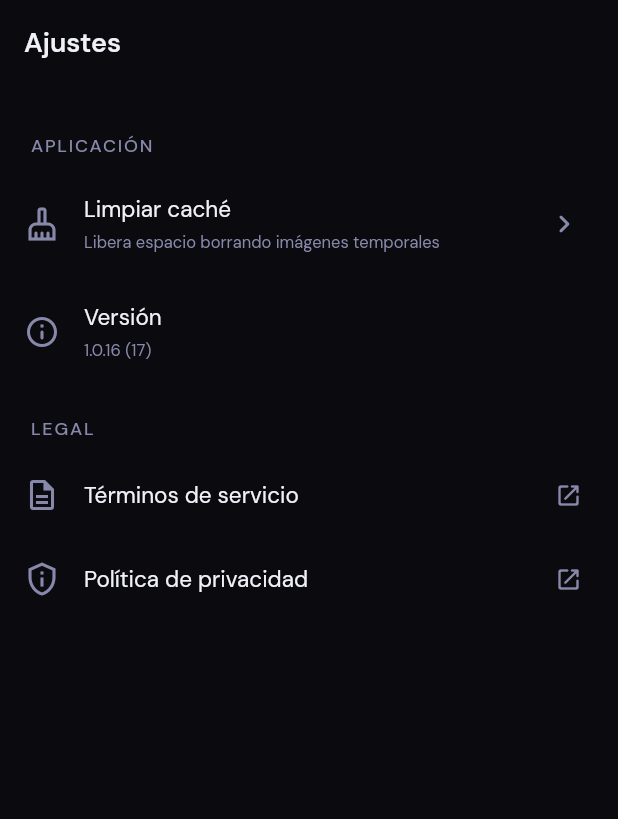
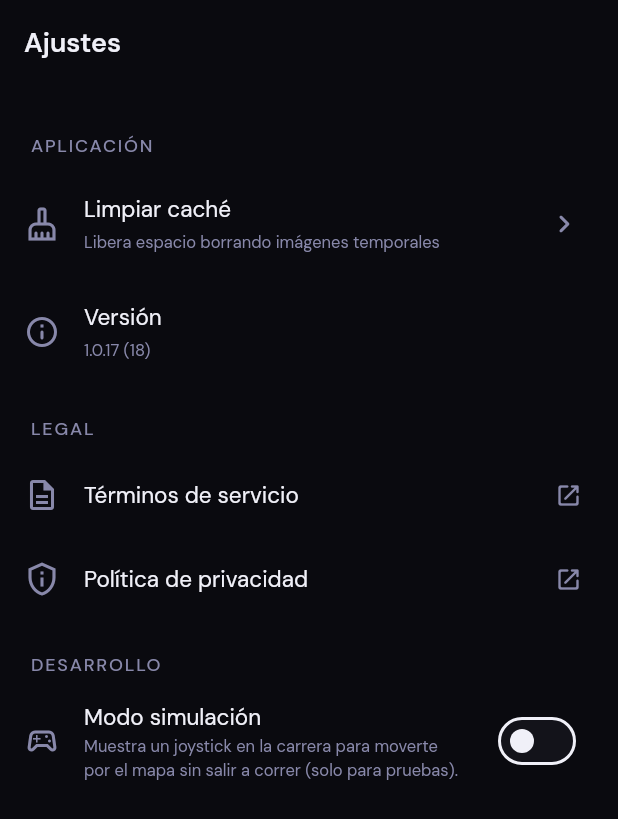
Before and after one commit to jacobo97pd/TrazosApp, a Flutter app: the SettingsScreen screen opened by its route, on a phone screen of 412 x 824 dp. Shown: the top 819 px of the screen. Run offline on Flutter 3.47's test engine with Material 3 defaults, Android fonts, the phone set to English and light mode, and no system bars; our stand-ins replace app_links, cached_network_image, cloud_firestore, cloud_functions, confetti, equatable and 16 more; missing offline and left inert: apple_maps_flutter; accounts and stored records are empty.

Commit message:
Make GPS simulator a runtime toggle (works in release)
Antes el simulador estaba atado a kDebugMode, asi que no aparecia en la
build de TestFlight (release). Ahora es un interruptor en Ajustes ->
"Modo simulacion", apagado por defecto y persistido. Asi el usuario puede
activarlo en su iPhone para probar el flujo de carrera, y los testers/Play
siguen con GPS real por defecto.

- location_simulator: LocationSimulator.enabled + load()/setEnabled()
  persistidos; kSimulateLocation pasa a getter runtime.
- main: carga el estado al arrancar.
- settings_screen: seccion "Desarrollo" con el switch.
- Bump 1.0.17+18.

Co-Authored-By: Claude Opus 4.8 <noreply@anthropic.com>

```diff
--- a/lib/main.dart
+++ b/lib/main.dart
@@ -7,6 +7,7 @@ import 'package:flutter_riverpod/flutter_riverpod.dart';
 import 'firebase_options.dart';
 import 'core/router.dart';
 import 'core/theme.dart';
+import 'dev/location_simulator.dart';
 import 'providers/auth_provider.dart';
 import 'services/notification_service.dart';
 import 'services/strava_service.dart';
@@ -46,6 +47,9 @@ Future<void> main() async {
   );
 
   FirebaseMessaging.onBackgroundMessage(_firebaseMessagingBackgroundHandler);
+
+  // Estado del modo simulación (Ajustes → Modo simulación), apagado por defecto.
+  await LocationSimulator.load();
 
   // El tracking en segundo plano lo gestiona geolocator con un foreground
   // service de localización (ver RunNotifier._locationSettings): el GPS sigue
--- a/lib/screens/settings_screen.dart
+++ b/lib/screens/settings_screen.dart
@@ -7,6 +7,7 @@ import 'package:package_info_plus/package_info_plus.dart';
 import 'package:url_launcher/url_launcher.dart';
 
 import '../core/theme.dart';
+import '../dev/location_simulator.dart';
 
 // Páginas legales (Firebase Hosting).
 const _kTermsUrl = 'https://trazos-database.web.app/terms.html';
@@ -22,6 +23,7 @@ class SettingsScreen extends ConsumerStatefulWidget {
 class _SettingsScreenState extends ConsumerState<SettingsScreen> {
   String _version = '';
   bool _clearing = false;
+  bool _simEnabled = LocationSimulator.enabled;
 
   @override
   void initState() {
@@ -143,6 +145,24 @@ class _SettingsScreenState extends ConsumerState<SettingsScreen> {
                 size: 18, color: AppColors.textSecondary),
             onTap: () => _openUrl(_kPrivacyUrl),
           ),
+
+          const _SectionHeader('Desarrollo'),
+          SwitchListTile(
+            secondary: const Icon(Icons.sports_esports_outlined,
+                color: AppColors.textSecondary),
+            title: Text('Modo simulación', style: AppTextStyles.bodyLarge),
+            subtitle: Text(
+              'Muestra un joystick en la carrera para moverte por el mapa sin '
+              'salir a correr (solo para pruebas).',
+              style: AppTextStyles.caption,
+            ),
+            activeThumbColor: AppColors.accent,
+            value: _simEnabled,
+            onChanged: (v) async {
+              await LocationSimulator.setEnabled(v);
+              if (mounted) setState(() => _simEnabled = v);
+            },
+          ),
         ],
       ),
     );
--- a/pubspec.yaml
+++ b/pubspec.yaml
@@ -2,7 +2,7 @@ name: runrace
 description: Conquista zonas corriendo. Compite, captura, domina.
 publish_to: 'none'
 
-version: 1.0.16+17
+version: 1.0.17+18
 
 environment:
   sdk: '>=3.0.0 <4.0.0'
```
Also changed, not shown: lib/dev/location_simulator.dart (+25 -9 lines).
